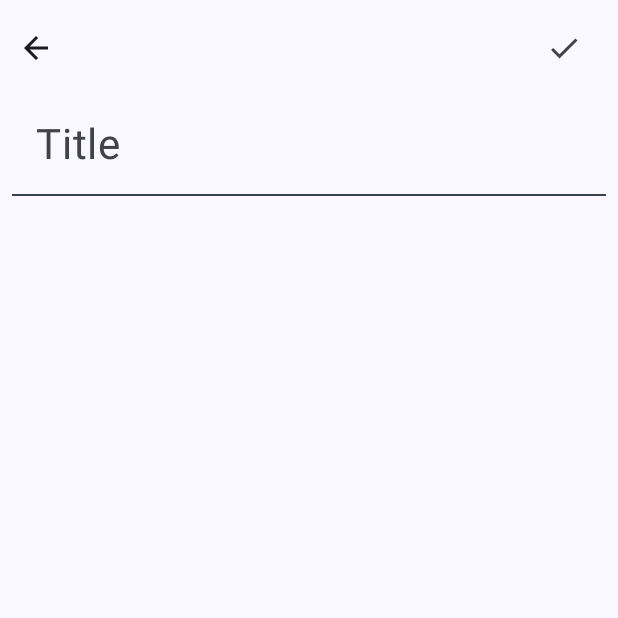
After one commit to atimadanoglu/NotesApplication, an Android app built with Jetpack Compose: the composable AddNoteScreen shown on its own in the app's theme, on a phone screen of 412 x 824 dp, the top half of it. The commit adds this screen. Run offline under Robolectric (Android 15) with nearby library versions, the light colour scheme and no system bars.

Commit message:
Implemented topAppBar and title input components

```diff
--- a/app/src/main/java/com/atakanmadanoglu/notesapplication/MainActivity.kt
+++ b/app/src/main/java/com/atakanmadanoglu/notesapplication/MainActivity.kt
@@ -7,18 +7,18 @@ import androidx.compose.foundation.layout.fillMaxSize
 import androidx.compose.material3.Surface
 import androidx.compose.ui.Modifier
 import com.atakanmadanoglu.notesapplication.ui.theme.NotesApplicationTheme
-import com.atakanmadanoglu.notesapplication.view.MainScreen
+import com.atakanmadanoglu.notesapplication.view.AddNoteScreen
 
 class MainActivity : ComponentActivity() {
     override fun onCreate(savedInstanceState: Bundle?) {
         super.onCreate(savedInstanceState)
         setContent {
             NotesApplicationTheme(
-                darkTheme = false,
+                darkTheme = true,
                 dynamicColor = false
             ) {
                 Surface(modifier = Modifier.fillMaxSize()) {
-                    MainScreen()
+                    AddNoteScreen()
                 }
             }
         }
--- /dev/null
+++ b/app/src/main/java/com/atakanmadanoglu/notesapplication/view/AddNoteScreen.kt
@@ -0,0 +1,109 @@
+package com.atakanmadanoglu.notesapplication.view
+
+import androidx.compose.foundation.background
+import androidx.compose.foundation.layout.*
+import androidx.compose.material3.*
+import androidx.compose.runtime.*
+import androidx.compose.ui.Modifier
+import androidx.compose.ui.graphics.Color
+import androidx.compose.ui.res.painterResource
+import androidx.compose.ui.res.stringResource
+import androidx.compose.ui.text.TextStyle
+import androidx.compose.ui.tooling.preview.Preview
+import com.atakanmadanoglu.notesapplication.R
+import com.atakanmadanoglu.notesapplication.ui.theme.spacing
+
+@OptIn(ExperimentalMaterial3Api::class)
+@Composable
+fun AddNoteScreen(
+    modifier: Modifier = Modifier
+) {
+    Scaffold(
+        modifier = modifier
+            .fillMaxSize()
+            .padding(horizontal = MaterialTheme.spacing.small),
+        topBar = { NavigationTopAppBar() }
+    ) {
+        Column(
+            modifier = Modifier
+                .fillMaxWidth()
+                .padding(it)
+        ) {
+            TitleInput()
+            Divider()
+        }
+    }
+}
+
+@OptIn(ExperimentalMaterial3Api::class)
+@Composable
+fun NavigationTopAppBar() {
+    TopAppBar(
+        title = { Text(text = "") },
+        navigationIcon = {
+            Icon(
+                painter = painterResource(id = R.drawable.ic_baseline_arrow_back_24),
+                contentDescription = stringResource(id = R.string.back_button)
+            )
+        },
+        actions = {
+            IconButton(
+                onClick = { /*TODO*/ }
+            ) {
+                Icon(
+                    painter = painterResource(id = R.drawable.ic_baseline_done_24),
+                    contentDescription = stringResource(id = R.string.done_button)
+                )
+            }
+        }
+    )
+}
+
+@OptIn(ExperimentalMaterial3Api::class)
+@Composable
+fun TitleInput(
+    modifier: Modifier = Modifier
+) {
+    var titleValue by remember {
+        mutableStateOf("")
+    }
+    OutlinedTextField(
+        modifier = modifier
+            .fillMaxWidth()
+            .wrapContentHeight()
+            .background(Color.Transparent),
+        value = titleValue,
+        onValueChange = { titleValue = it },
+        placeholder = {
+            Text(
+                text = stringResource(id = R.string.title),
+                fontSize = MaterialTheme.typography.headlineMedium.fontSize
+            )
+        },
+        textStyle = TextStyle(
+            fontSize = MaterialTheme.typography.headlineMedium.fontSize
+        ),
+        singleLine = true,
+        colors = TextFieldDefaults.textFieldColors(
+            focusedIndicatorColor = Color.Transparent,
+            containerColor = Color.Transparent,
+            unfocusedIndicatorColor = Color.Transparent
+        )
+    )
+}
+
+@Composable
+fun Divider(
+    modifier: Modifier = Modifier
+) {
+    Divider(
+        modifier = modifier.fillMaxWidth(),
+        color = MaterialTheme.colorScheme.secondary
+    )
+}
+
+@Preview
+@Composable
+fun PreviewAddNoteScreenComponents() {
+    NavigationTopAppBar()
+}
--- /dev/null
+++ b/app/src/main/res/drawable/ic_baseline_arrow_back_24.xml
@@ -0,0 +1,5 @@
+<vector android:autoMirrored="true" android:height="24dp"
+    android:tint="#000000" android:viewportHeight="24"
+    android:viewportWidth="24" android:width="24dp" xmlns:android="http://schemas.android.com/apk/res/android">
+    <path android:fillColor="@android:color/white" android:pathData="M20,11H7.83l5.59,-5.59L12,4l-8,8 8,8 1.41,-1.41L7.83,13H20v-2z"/>
+</vector>
--- /dev/null
+++ b/app/src/main/res/drawable/ic_baseline_done_24.xml
@@ -0,0 +1,5 @@
+<vector android:height="24dp" android:tint="#000000"
+    android:viewportHeight="24" android:viewportWidth="24"
+    android:width="24dp" xmlns:android="http://schemas.android.com/apk/res/android">
+    <path android:fillColor="@android:color/white" android:pathData="M9,16.2L4.8,12l-1.4,1.4L9,19 21,7l-1.4,-1.4L9,16.2z"/>
+</vector>
--- a/app/src/main/res/values/strings.xml
+++ b/app/src/main/res/values/strings.xml
@@ -7,4 +7,7 @@
     <string name="search_notes">Search notes</string>
     <string name="vertical_line">" | "</string>
     <string name="total_notes_count">%d notes</string>
+    <string name="title">Title</string>
+    <string name="back_button">Back button</string>
+    <string name="done_button">Done button</string>
 </resources>
```
